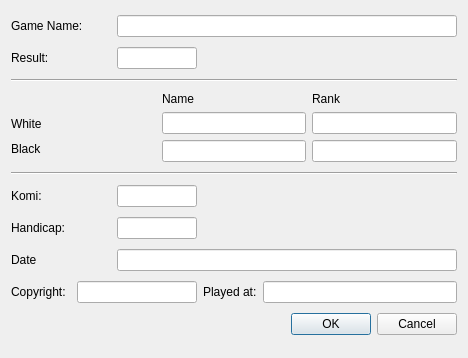
The window that src/board/gameinfo.ui (pzorin/qgo) describes before a commit, drawn with Qt 5.
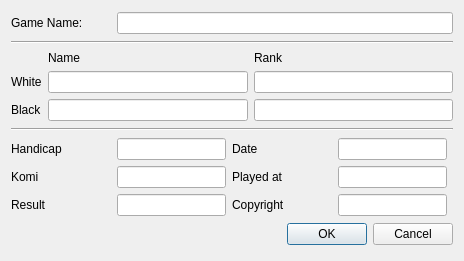
The same window after the commit.

Commit message: Clean up game info dialog

```diff
--- a/src/board/gameinfo.ui
+++ b/src/board/gameinfo.ui
@@ -6,250 +6,17 @@
    <rect>
     <x>0</x>
     <y>0</y>
-    <width>468</width>
-    <height>358</height>
+    <width>464</width>
+    <height>261</height>
    </rect>
   </property>
   <property name="windowTitle">
    <string>Game Information</string>
   </property>
   <layout class="QGridLayout">
-   <item row="0" column="0" colspan="3">
-    <layout class="QHBoxLayout">
-     <item>
-      <widget class="QLabel" name="label_8">
-       <property name="sizePolicy">
-        <sizepolicy hsizetype="Fixed" vsizetype="Fixed">
-         <horstretch>0</horstretch>
-         <verstretch>0</verstretch>
-        </sizepolicy>
-       </property>
-       <property name="minimumSize">
-        <size>
-         <width>100</width>
-         <height>0</height>
-        </size>
-       </property>
-       <property name="text">
-        <string>Game Name:</string>
-       </property>
-      </widget>
-     </item>
-     <item>
-      <widget class="QLineEdit" name="gameName">
-       <property name="minimumSize">
-        <size>
-         <width>200</width>
-         <height>0</height>
-        </size>
-       </property>
-       <property name="text">
-        <string/>
-       </property>
-      </widget>
-     </item>
-    </layout>
-   </item>
-   <item row="1" column="0">
-    <widget class="QLabel" name="label_7">
-     <property name="sizePolicy">
-      <sizepolicy hsizetype="Fixed" vsizetype="Fixed">
-       <horstretch>0</horstretch>
-       <verstretch>0</verstretch>
-      </sizepolicy>
-     </property>
-     <property name="minimumSize">
-      <size>
-       <width>100</width>
-       <height>0</height>
-      </size>
-     </property>
-     <property name="text">
-      <string>Result:</string>
-     </property>
-    </widget>
-   </item>
-   <item row="1" column="1">
-    <widget class="QLineEdit" name="result">
-     <property name="minimumSize">
-      <size>
-       <width>80</width>
-       <height>0</height>
-      </size>
-     </property>
-     <property name="maximumSize">
-      <size>
-       <width>80</width>
-       <height>16777215</height>
-      </size>
-     </property>
-     <property name="text">
-      <string/>
-     </property>
-    </widget>
-   </item>
-   <item row="1" column="2">
-    <spacer>
-     <property name="orientation">
-      <enum>Qt::Horizontal</enum>
-     </property>
-     <property name="sizeHint" stdset="0">
-      <size>
-       <width>40</width>
-       <height>20</height>
-      </size>
-     </property>
-    </spacer>
-   </item>
-   <item row="2" column="0" colspan="3">
-    <widget class="Line" name="line_2">
-     <property name="orientation">
-      <enum>Qt::Horizontal</enum>
-     </property>
-    </widget>
-   </item>
-   <item row="3" column="0" colspan="3">
-    <layout class="QGridLayout">
+   <item row="4" column="0">
+    <layout class="QGridLayout" name="gridLayout">
      <item row="0" column="0">
-      <layout class="QVBoxLayout">
-       <item>
-        <spacer>
-         <property name="orientation">
-          <enum>Qt::Horizontal</enum>
-         </property>
-         <property name="sizeHint" stdset="0">
-          <size>
-           <width>40</width>
-           <height>20</height>
-          </size>
-         </property>
-        </spacer>
-       </item>
-       <item>
-        <widget class="QLabel" name="label_3">
-         <property name="sizePolicy">
-          <sizepolicy hsizetype="Preferred" vsizetype="Fixed">
-           <horstretch>0</horstretch>
-           <verstretch>0</verstretch>
-          </sizepolicy>
-         </property>
-         <property name="text">
-          <string>White</string>
-         </property>
-        </widget>
-       </item>
-       <item>
-        <widget class="QLabel" name="label_4">
-         <property name="sizePolicy">
-          <sizepolicy hsizetype="Preferred" vsizetype="Fixed">
-           <horstretch>0</horstretch>
-           <verstretch>0</verstretch>
-          </sizepolicy>
-         </property>
-         <property name="text">
-          <string>Black</string>
-         </property>
-        </widget>
-       </item>
-      </layout>
-     </item>
-     <item row="0" column="1">
-      <layout class="QVBoxLayout">
-       <item>
-        <widget class="QLabel" name="label">
-         <property name="sizePolicy">
-          <sizepolicy hsizetype="Preferred" vsizetype="Fixed">
-           <horstretch>0</horstretch>
-           <verstretch>0</verstretch>
-          </sizepolicy>
-         </property>
-         <property name="text">
-          <string>Name</string>
-         </property>
-        </widget>
-       </item>
-       <item>
-        <widget class="QLineEdit" name="whiteName"/>
-       </item>
-       <item>
-        <widget class="QLineEdit" name="blackName"/>
-       </item>
-      </layout>
-     </item>
-     <item row="0" column="2">
-      <layout class="QVBoxLayout">
-       <item>
-        <widget class="QLabel" name="label_2">
-         <property name="sizePolicy">
-          <sizepolicy hsizetype="Preferred" vsizetype="Fixed">
-           <horstretch>0</horstretch>
-           <verstretch>0</verstretch>
-          </sizepolicy>
-         </property>
-         <property name="text">
-          <string>Rank</string>
-         </property>
-        </widget>
-       </item>
-       <item>
-        <widget class="QLineEdit" name="whiteRank"/>
-       </item>
-       <item>
-        <widget class="QLineEdit" name="blackRank"/>
-       </item>
-      </layout>
-     </item>
-    </layout>
-   </item>
-   <item row="4" column="0" colspan="3">
-    <widget class="Line" name="line">
-     <property name="orientation">
-      <enum>Qt::Horizontal</enum>
-     </property>
-    </widget>
-   </item>
-   <item row="5" column="0" colspan="2">
-    <layout class="QHBoxLayout">
-     <item>
-      <widget class="QLabel" name="label_5">
-       <property name="sizePolicy">
-        <sizepolicy hsizetype="Fixed" vsizetype="Fixed">
-         <horstretch>0</horstretch>
-         <verstretch>0</verstretch>
-        </sizepolicy>
-       </property>
-       <property name="minimumSize">
-        <size>
-         <width>100</width>
-         <height>0</height>
-        </size>
-       </property>
-       <property name="text">
-        <string>Komi:</string>
-       </property>
-      </widget>
-     </item>
-     <item>
-      <widget class="QLineEdit" name="komi"/>
-     </item>
-    </layout>
-   </item>
-   <item row="5" column="2">
-    <spacer>
-     <property name="orientation">
-      <enum>Qt::Horizontal</enum>
-     </property>
-     <property name="sizeHint" stdset="0">
-      <size>
-       <width>40</width>
-       <height>20</height>
-      </size>
-     </property>
-    </spacer>
-   </item>
-   <item row="6" column="0" colspan="2">
-    <layout class="QHBoxLayout">
-     <item>
       <widget class="QLabel" name="label_6">
        <property name="sizePolicy">
         <sizepolicy hsizetype="Fixed" vsizetype="Fixed">
@@ -264,31 +31,68 @@
         </size>
        </property>
        <property name="text">
-        <string>Handicap:</string>
+        <string>Handicap</string>
        </property>
       </widget>
      </item>
-     <item>
+     <item row="0" column="1">
       <widget class="QLineEdit" name="handicap"/>
      </item>
-    </layout>
-   </item>
-   <item row="6" column="2">
-    <spacer>
-     <property name="orientation">
-      <enum>Qt::Horizontal</enum>
-     </property>
-     <property name="sizeHint" stdset="0">
-      <size>
-       <width>40</width>
-       <height>20</height>
-      </size>
-     </property>
-    </spacer>
-   </item>
-   <item row="7" column="0" colspan="3">
-    <layout class="QHBoxLayout">
-     <item>
+     <item row="1" column="1">
+      <widget class="QLineEdit" name="komi"/>
+     </item>
+     <item row="2" column="1">
+      <widget class="QLineEdit" name="result">
+       <property name="minimumSize">
+        <size>
+         <width>80</width>
+         <height>0</height>
+        </size>
+       </property>
+       <property name="text">
+        <string/>
+       </property>
+      </widget>
+     </item>
+     <item row="1" column="0">
+      <widget class="QLabel" name="label_5">
+       <property name="sizePolicy">
+        <sizepolicy hsizetype="Fixed" vsizetype="Fixed">
+         <horstretch>0</horstretch>
+         <verstretch>0</verstretch>
+        </sizepolicy>
+       </property>
+       <property name="minimumSize">
+        <size>
+         <width>100</width>
+         <height>0</height>
+        </size>
+       </property>
+       <property name="text">
+        <string>Komi</string>
+       </property>
+      </widget>
+     </item>
+     <item row="2" column="0">
+      <widget class="QLabel" name="label_7">
+       <property name="sizePolicy">
+        <sizepolicy hsizetype="Fixed" vsizetype="Fixed">
+         <horstretch>0</horstretch>
+         <verstretch>0</verstretch>
+        </sizepolicy>
+       </property>
+       <property name="minimumSize">
+        <size>
+         <width>100</width>
+         <height>0</height>
+        </size>
+       </property>
+       <property name="text">
+        <string>Result</string>
+       </property>
+      </widget>
+     </item>
+     <item row="0" column="2">
       <widget class="QLabel" name="label_9">
        <property name="sizePolicy">
         <sizepolicy hsizetype="Fixed" vsizetype="Fixed">
@@ -307,18 +111,14 @@
        </property>
       </widget>
      </item>
-     <item>
+     <item row="0" column="3">
       <widget class="QLineEdit" name="date">
        <property name="text">
         <string/>
        </property>
       </widget>
      </item>
-    </layout>
-   </item>
-   <item row="8" column="0" colspan="2">
-    <layout class="QHBoxLayout">
-     <item>
+     <item row="2" column="2">
       <widget class="QLabel" name="label_11">
        <property name="sizePolicy">
         <sizepolicy hsizetype="Fixed" vsizetype="Fixed">
@@ -333,22 +133,18 @@
         </size>
        </property>
        <property name="text">
-        <string>Copyright:</string>
+        <string>Copyright</string>
        </property>
       </widget>
      </item>
-     <item>
+     <item row="2" column="3">
       <widget class="QLineEdit" name="copyright">
        <property name="text">
         <string/>
        </property>
       </widget>
      </item>
-    </layout>
-   </item>
-   <item row="8" column="2">
-    <layout class="QHBoxLayout">
-     <item>
+     <item row="1" column="2">
       <widget class="QLabel" name="label_10">
        <property name="sizePolicy">
         <sizepolicy hsizetype="Fixed" vsizetype="Fixed">
@@ -357,11 +153,11 @@
         </sizepolicy>
        </property>
        <property name="text">
-        <string>Played at:</string>
+        <string>Played at</string>
        </property>
       </widget>
      </item>
-     <item>
+     <item row="1" column="3">
       <widget class="QLineEdit" name="playedAt">
        <property name="text">
         <string/>
@@ -370,7 +166,14 @@
      </item>
     </layout>
    </item>
-   <item row="9" column="0" colspan="3">
+   <item row="3" column="0" colspan="2">
+    <widget class="Line" name="line">
+     <property name="orientation">
+      <enum>Qt::Horizontal</enum>
+     </property>
+    </widget>
+   </item>
+   <item row="5" column="0" colspan="2">
     <widget class="QDialogButtonBox" name="buttonBox">
      <property name="orientation">
       <enum>Qt::Horizontal</enum>
@@ -380,6 +183,117 @@
      </property>
     </widget>
    </item>
+   <item row="1" column="0" colspan="2">
+    <widget class="Line" name="line_2">
+     <property name="orientation">
+      <enum>Qt::Horizontal</enum>
+     </property>
+    </widget>
+   </item>
+   <item row="2" column="0" colspan="2">
+    <layout class="QGridLayout">
+     <item row="2" column="0">
+      <widget class="QLabel" name="label_4">
+       <property name="sizePolicy">
+        <sizepolicy hsizetype="Preferred" vsizetype="Fixed">
+         <horstretch>0</horstretch>
+         <verstretch>0</verstretch>
+        </sizepolicy>
+       </property>
+       <property name="text">
+        <string>Black</string>
+       </property>
+      </widget>
+     </item>
+     <item row="1" column="1">
+      <widget class="QLineEdit" name="whiteName"/>
+     </item>
+     <item row="0" column="2">
+      <widget class="QLabel" name="label_2">
+       <property name="sizePolicy">
+        <sizepolicy hsizetype="Preferred" vsizetype="Fixed">
+         <horstretch>0</horstretch>
+         <verstretch>0</verstretch>
+        </sizepolicy>
+       </property>
+       <property name="text">
+        <string>Rank</string>
+       </property>
+      </widget>
+     </item>
+     <item row="1" column="2">
+      <widget class="QLineEdit" name="whiteRank"/>
+     </item>
+     <item row="2" column="2">
+      <widget class="QLineEdit" name="blackRank"/>
+     </item>
+     <item row="1" column="0">
+      <widget class="QLabel" name="label_3">
+       <property name="sizePolicy">
+        <sizepolicy hsizetype="Preferred" vsizetype="Fixed">
+         <horstretch>0</horstretch>
+         <verstretch>0</verstretch>
+        </sizepolicy>
+       </property>
+       <property name="text">
+        <string>White</string>
+       </property>
+      </widget>
+     </item>
+     <item row="2" column="1">
+      <widget class="QLineEdit" name="blackName"/>
+     </item>
+     <item row="0" column="1">
+      <widget class="QLabel" name="label">
+       <property name="sizePolicy">
+        <sizepolicy hsizetype="Preferred" vsizetype="Fixed">
+         <horstretch>0</horstretch>
+         <verstretch>0</verstretch>
+        </sizepolicy>
+       </property>
+       <property name="text">
+        <string>Name</string>
+       </property>
+      </widget>
+     </item>
+    </layout>
+   </item>
+   <item row="0" column="0" colspan="2">
+    <layout class="QHBoxLayout">
+     <item>
+      <widget class="QLabel" name="label_8">
+       <property name="sizePolicy">
+        <sizepolicy hsizetype="Fixed" vsizetype="Fixed">
+         <horstretch>0</horstretch>
+         <verstretch>0</verstretch>
+        </sizepolicy>
+       </property>
+       <property name="minimumSize">
+        <size>
+         <width>100</width>
+         <height>0</height>
+        </size>
+       </property>
+       <property name="text">
+        <string>Game Name:</string>
+       </property>
+      </widget>
+     </item>
+     <item>
+      <widget class="QLineEdit" name="gameName">
+       <property name="minimumSize">
+        <size>
+         <width>200</width>
+         <height>0</height>
+        </size>
+       </property>
+       <property name="text">
+        <string/>
+       </property>
+      </widget>
+     </item>
+    </layout>
+   </item>
   </layout>
  </widget>
  <resources/>
```
